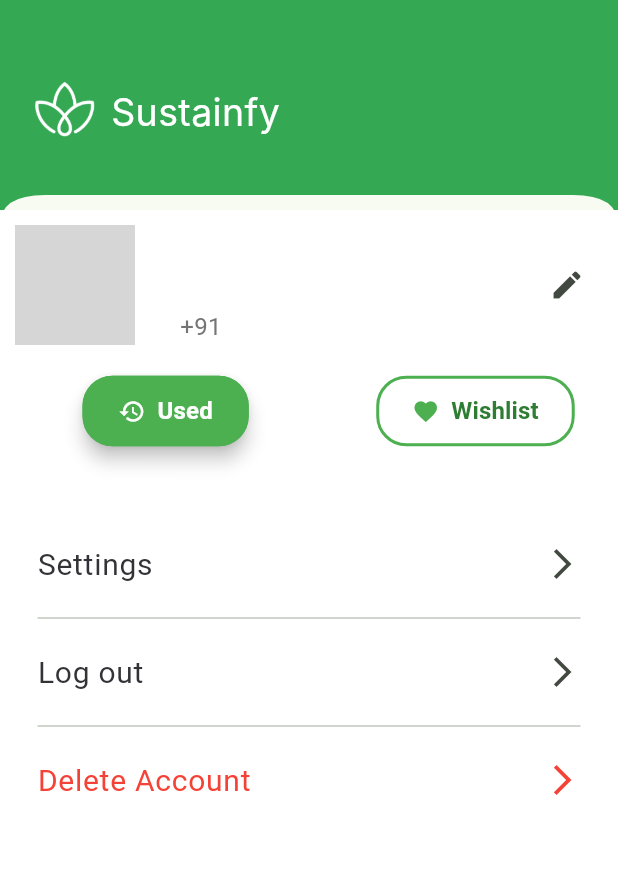
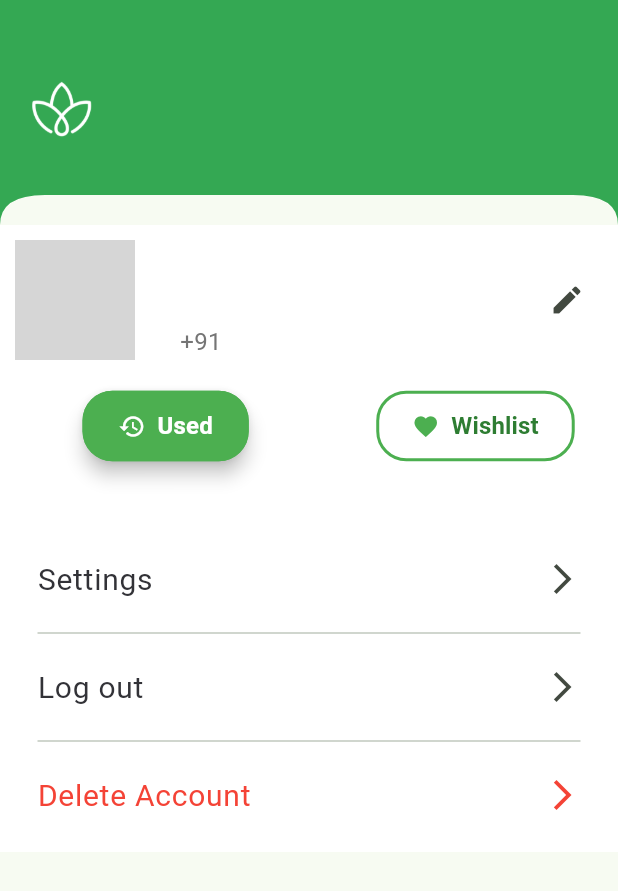
Before and after one commit to Ria-00/Sustainfy, a Flutter app: the ProfilePage screen opened by its route, on a phone screen of 412 x 824 dp. Shown: the top 891 px of the screen. Run offline on Flutter 3.47's test engine with Material 3 defaults, Android fonts, the phone set to English and light mode, and no system bars; our stand-ins replace animated_splash_screen, cloud_firestore, curved_navigation_bar, firebase_auth, firebase_core, font_awesome_flutter and 4 more; missing offline and left inert: flutter_overboard, mobile_scanner; accounts and stored records are empty; network calls fail; Roboto replaces fonts that are missing (Inter); grey boxes are pictures that could not be loaded.

Commit message:
app bar consistent

```diff
--- a/lib/screens/profilePage.dart
+++ b/lib/screens/profilePage.dart
@@ -125,39 +125,25 @@
   @override
   Widget build(BuildContext context) {
     return Scaffold(
-      body: Stack(
+        body: Column(
       children: [
-          // Static Header (ClipPath)
-          Positioned(
-            top: 0,
-            left: 0,
-            right: 0,
-            child: ClipPath(
+        ClipPath(
           clipper: CustomCurvedEdges(),
           child: Container(
-                height: 150, // Fixed height
+            height: 150,
             color: const Color.fromRGBO(52, 168, 83, 1),
-                padding: EdgeInsets.only(
-                    top: MediaQuery.of(context).padding.top, left: 17),
+            padding: EdgeInsets.symmetric(horizontal: 15),
             child: Row(
+              crossAxisAlignment:
+                  CrossAxisAlignment.center,
+              mainAxisAlignment: MainAxisAlignment.start,
               children: [
                 Image.asset(
                   'assets/images/SustainifyLogo.png',
                   width: 50,
                   height: 60,
                 ),
-                    SizedBox(width: 7),
-                    const Text(
-                      'Sustainfy',
-                      style: TextStyle(
-                        color: Colors.white,
-                        fontFamily: AppFonts.inter,
-                        fontSize: 25,
-                        fontWeight: AppFonts.interRegularWeight,
-                      ),
-                    ),
               ],
-                ),
             ),
           ),
         ),
```
Also changed, not shown: lib/screens/NGOScreens/NgoProfilePage.dart (+6 -19 lines), lib/screens/NGOScreens/NgoQrScannerPage.dart (+15 -32 lines), lib/screens/communityPage.dart (+18 -11 lines), lib/screens/rewardPage.dart (line endings or trailing spaces). Lines whose indentation alone changed are shown as unchanged.
